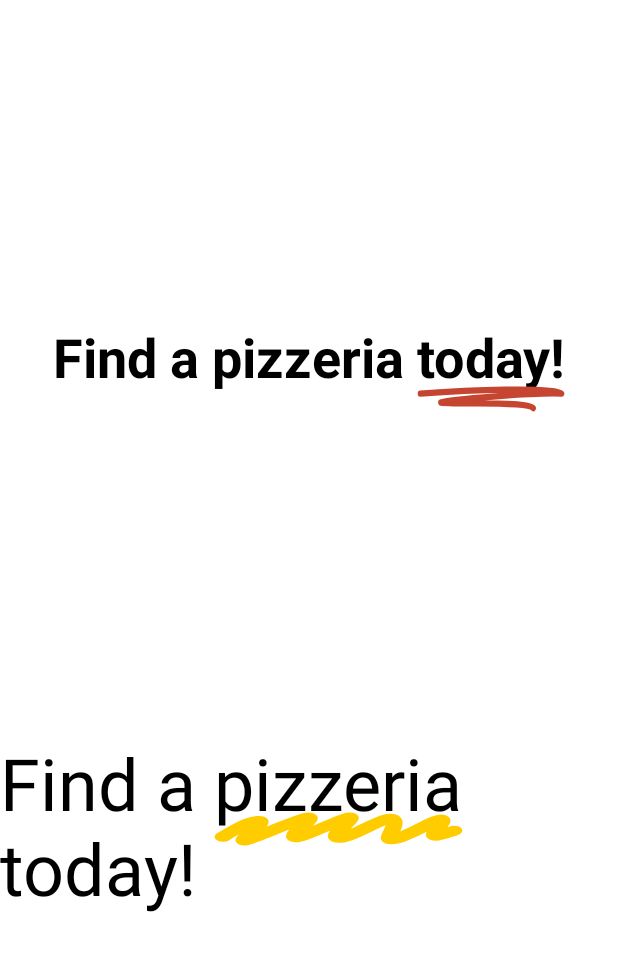
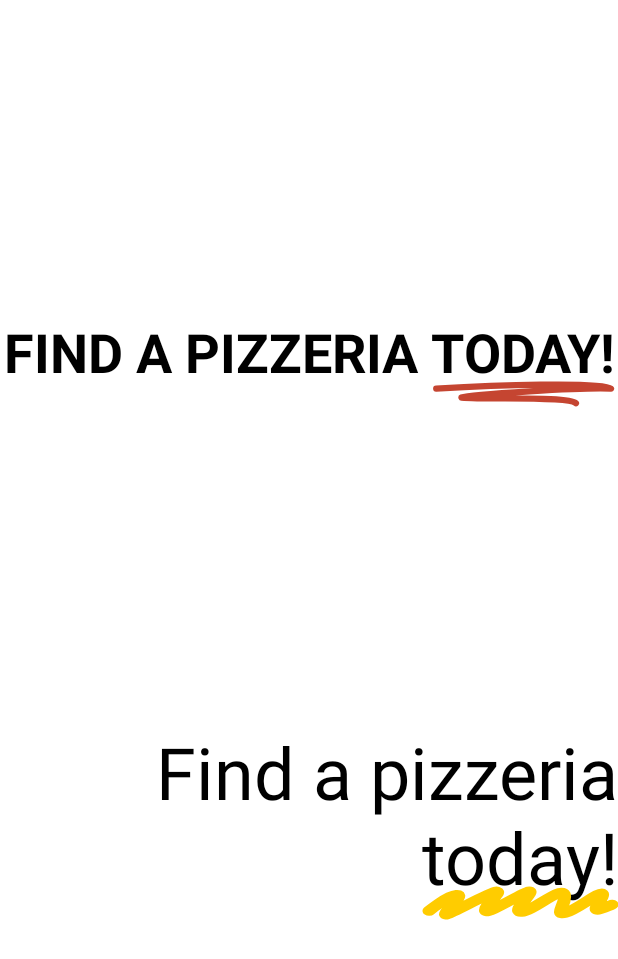
Before and after one commit to chunter-slice/Dynamic-Text-Underline, an Android app built with Jetpack Compose: the screen it shows after launch (MainActivity), on a phone screen of 412 x 824 dp. Shown: the top 959 px of the screen. Run offline under Robolectric (Android 15) with nearby library versions, the phone set to English and light mode, and no system bars.

Commit message:
Add gravity and textAllCaps attributes

```diff
--- a/app/src/main/java/com/example/dynamictextunderline/ui/view/TextViewWithUnderlineImage.kt
+++ b/app/src/main/java/com/example/dynamictextunderline/ui/view/TextViewWithUnderlineImage.kt
@@ -21,8 +21,8 @@ class TextViewWithUnderlineImage : FrameLayout {
     private val underlineTextBounds = RectF()
 
     private lateinit var textView: TextView
+
     private var imageView: ImageView? = null
-
     private var textToUnderline: String = ""
     private var startIndex: Int = -1
     private var endIndex: Int = 0
@@ -56,7 +56,13 @@ class TextViewWithUnderlineImage : FrameLayout {
                 throw IllegalArgumentException("Provide only one of either lottieUnderline or drawableUnderline")
             }
 
-            textToUnderline = getString(R.styleable.TextViewWithUnderlineImage_textToUnderline) ?: ""
+            textToUnderline = (getString(R.styleable.TextViewWithUnderlineImage_textToUnderline) ?: "").let {
+                if (getBoolean(R.styleable.TextViewWithUnderlineImage_android_textAllCaps, false)) {
+                    it.uppercase()
+                } else {
+                    it
+                }
+            }
 
             initTitleTextView(this)
             initUnderlineView(this)
@@ -82,8 +88,7 @@ class TextViewWithUnderlineImage : FrameLayout {
         }
 
         imageView?.updateLayoutParams<MarginLayoutParams> {
-            // Set top margin to be its line base line so that there is no gap between the underline
-            // and the text
+            // Set top margin to be its line base line so that there is no noticeably gap between the underline and the text
             topMargin = textView.layout.getLineBaseline(selectedLine)
             marginStart = underlineTextBounds.left.toInt()
         }
@@ -92,7 +97,8 @@ class TextViewWithUnderlineImage : FrameLayout {
     }
 
     private fun initTitleTextView(typedArray: TypedArray) {
-        val titleText = typedArray.getString(R.styleable.TextViewWithUnderlineImage_text) ?: ""
+        val titleText = typedArray.getString(R.styleable.TextViewWithUnderlineImage_android_text) ?: ""
+
         startIndex = titleText.indexOf(textToUnderline, ignoreCase = true)
         endIndex = startIndex + textToUnderline.length
 
@@ -101,7 +107,14 @@ class TextViewWithUnderlineImage : FrameLayout {
             null,
             0,
             typedArray.getResourceId(R.styleable.TextViewWithUnderlineImage_textStyle, 0)
-        ).apply { text = titleText }
+        ).apply {
+            text = if (typedArray.getBoolean(R.styleable.TextViewWithUnderlineImage_android_textAllCaps, false)) {
+                titleText.uppercase()
+            } else {
+                titleText
+            }
+            gravity = typedArray.getInt(R.styleable.TextViewWithUnderlineImage_android_gravity, 0)
+        }
         addView(textView)
     }
 
--- a/app/src/main/res/layout/activity_main.xml
+++ b/app/src/main/res/layout/activity_main.xml
@@ -8,11 +8,13 @@
         android:id="@+id/drawableTitle"
         android:layout_width="wrap_content"
         android:layout_height="wrap_content"
+        android:text="Find a pizzeria today!"
+        android:textAllCaps="true"
+        android:gravity="center"
         app:layout_constraintTop_toTopOf="parent"
         app:layout_constraintEnd_toEndOf="parent"
         app:layout_constraintStart_toStartOf="parent"
         app:layout_constraintBottom_toTopOf="@id/animatedTitle"
-        app:text="Find a pizzeria today!"
         app:textStyle="@style/Slice.TextAppearance.Standard.Type2"
         app:textToUnderline="today!"
         app:drawableUnderline="@drawable/ic_underline"/>
@@ -21,13 +23,14 @@
         android:id="@+id/animatedTitle"
         android:layout_width="wrap_content"
         android:layout_height="wrap_content"
+        android:text="Find a pizzeria today!"
+        android:gravity="end"
         app:layout_constraintTop_toBottomOf="@id/drawableTitle"
         app:layout_constraintEnd_toEndOf="parent"
         app:layout_constraintStart_toStartOf="parent"
         app:layout_constraintBottom_toBottomOf="parent"
-        app:text="Find a pizzeria today!"
         app:textStyle="@style/Slice.TextAppearance.Standard"
-        app:textToUnderline="pizzeria"
+        app:textToUnderline="today!"
         app:lottieUnderline="animations/underline.json"/>
 
 </androidx.constraintlayout.widget.ConstraintLayout>
--- a/app/src/main/res/values/styleables.xml
+++ b/app/src/main/res/values/styleables.xml
@@ -2,7 +2,9 @@
 <resources>
 
     <declare-styleable name="TextViewWithUnderlineImage">
-        <attr name="text" format="string"/>
+        <attr name="android:gravity" format="flags" />
+        <attr name="android:text" format="string"/>
+        <attr name="android:textAllCaps" format="boolean" />
         <attr name="textStyle" format="reference" />
         <attr name="textToUnderline" format="string" />
         <attr name="drawableUnderline" format="reference" />
```
